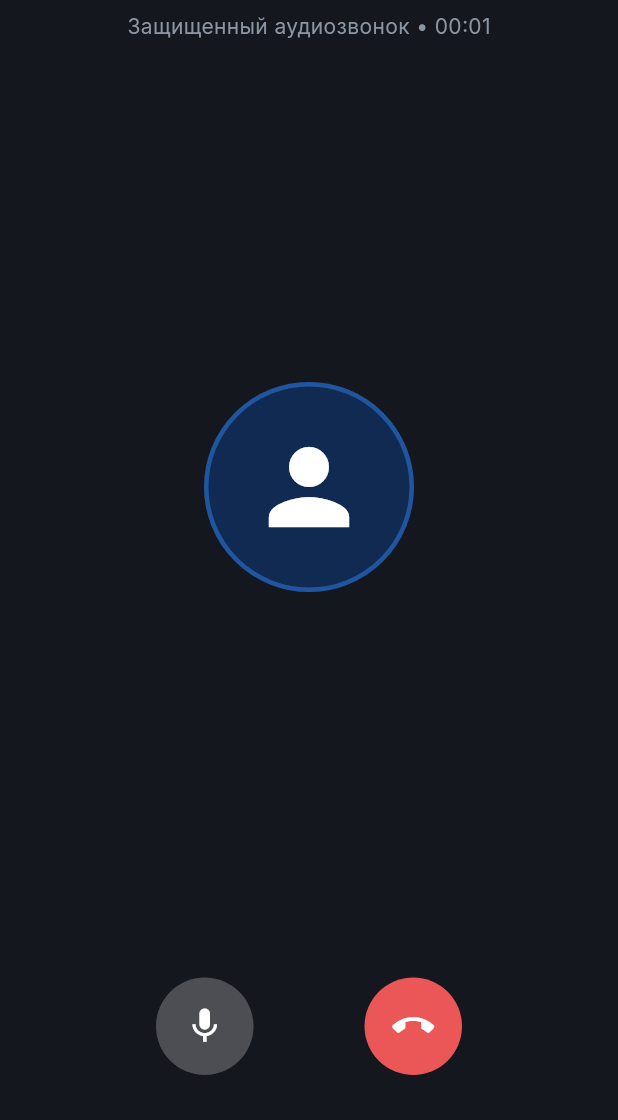
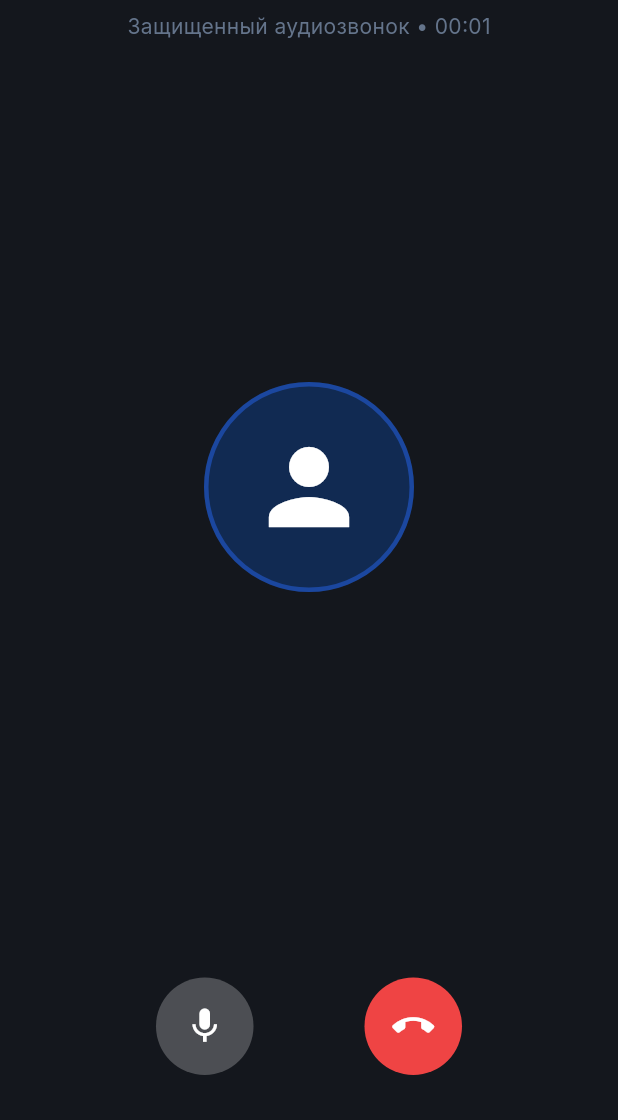
Before and after one commit to vectoramir27-svg/-, a Flutter app: the ActiveCallScreen screen opened directly, on a phone screen of 412 x 824 dp, the part 116-1236 px from its top. Run offline on Flutter 3.47's test engine with Material 3 defaults, Android fonts, the phone set to English and light mode, and no system bars; our stand-ins replace google_fonts, shared_preferences; accounts and stored records are empty.

Commit message:
Update app_colors.dart

```diff
--- a/lib/core/constants/app_colors.dart
+++ b/lib/core/constants/app_colors.dart
@@ -1,49 +1,36 @@
 import 'package:flutter/material.dart';
 
 class AppColors {
-  // Основные цвета
-  static const Color primaryBlue = Color(0xFF2F80ED);
-  static const Color accentCyan = Color(0xFF00D2FF);
-  static const Color softPurple = Color(0xFF9B51E0);
+  static const Color primaryBlue = Color(0xFF2563EB);
+  static const Color bgLight = Color(0xFFF8FAFC);
+  static const Color cardLight = Colors.white;
+  static const Color textDark = Color(0xFF0F172A);
+  static const Color textGray = Color(0xFF64748B);
+  static const Color textMuted = Color(0xFF94A3B8);
+  static const Color successGreen = Color(0xFF22C55E);
+  static const Color dangerRed = Color(0xFFEF4444);
 
-  // Фоны
-  static const Color bgLight = Color(0xFFFFFFFF);
-  static const Color bgDark = Color(0xFF121417);
-  static const Color cardLight = Color(0xFFF6F8FB);
-  static const Color cardDark = Color(0xFF1E2228);
-
-  // Текст
-  static const Color textDark = Color(0xFF14171A);
-  static const Color textGray = Color(0xFF8C96A3);
-  static const Color textMuted = Color(0xFFB0B7C3);
-
-  // Индикаторы и опасные действия
-  static const Color dangerRed = Color(0xFFEB5757);
-  static const Color successGreen = Color(0xFF27AE60);
-  static const Color warningOrange = Color(0xFFF2994A);
-
-  // Градиенты для кругов и иконок онбординга
   static const LinearGradient bluePurpleGradient = LinearGradient(
-    colors: [Color(0xFF00C6FF), Color(0xFF0072FF)],
+    colors: [Color(0xFF3B82F6), Color(0xFF8B5CF6)],
     begin: Alignment.topLeft,
     end: Alignment.bottomRight,
   );
 
   static const LinearGradient shieldGradient = LinearGradient(
-    colors: [Color(0xFF6FCF97), Color(0xFF27AE60)],
-    begin: Alignment.topCenter,
-    end: Alignment.bottomCenter,
+    colors: [Color(0xFF10B981), Color(0xFF3B82F6)],
+    begin: Alignment.topLeft,
+    end: Alignment.bottomRight,
   );
 
   static const LinearGradient ghostGradient = LinearGradient(
-    colors: [Color(0xFFBB6BD9), Color(0xFF8E44AD)],
-    begin: Alignment.topCenter,
-    end: Alignment.bottomCenter,
+    colors: [Color(0xFF6366F1), Color(0xFFA855F7)],
+    begin: Alignment.topLeft,
+    end: Alignment.bottomRight,
   );
 
   static const LinearGradient fenixGradient = LinearGradient(
-    colors: [Color(0xFFFF7675), Color(0xFFD63031)],
-    begin: Alignment.topCenter,
-    end: Alignment.bottomCenter,
+    colors: [Color(0xFFF97316), Color(0xFFEF4444)],
+    begin: Alignment.topLeft,
+    end: Alignment.bottomRight,
   );
 }
```
